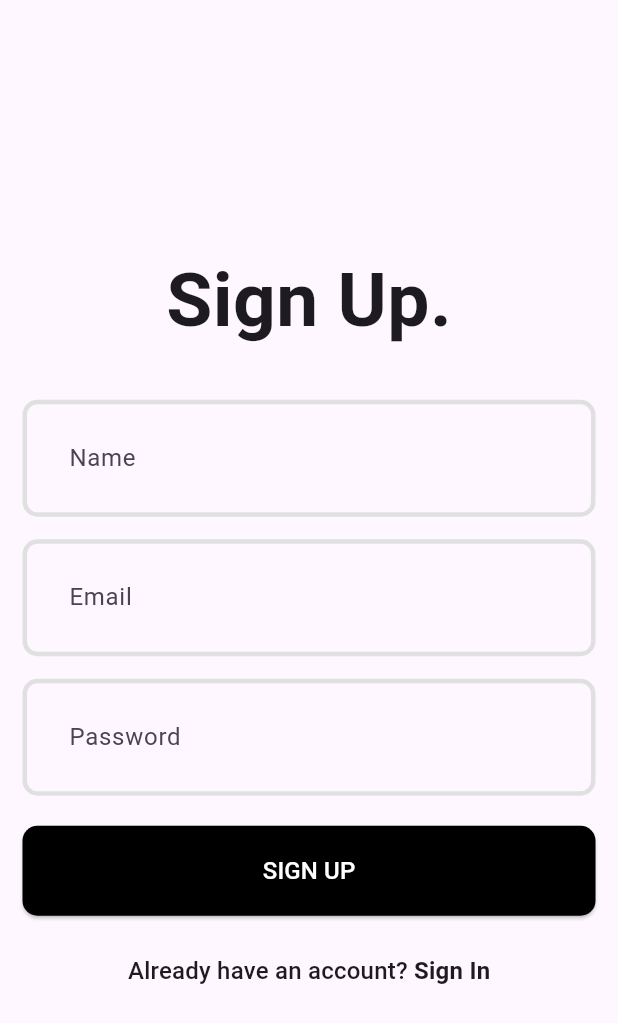
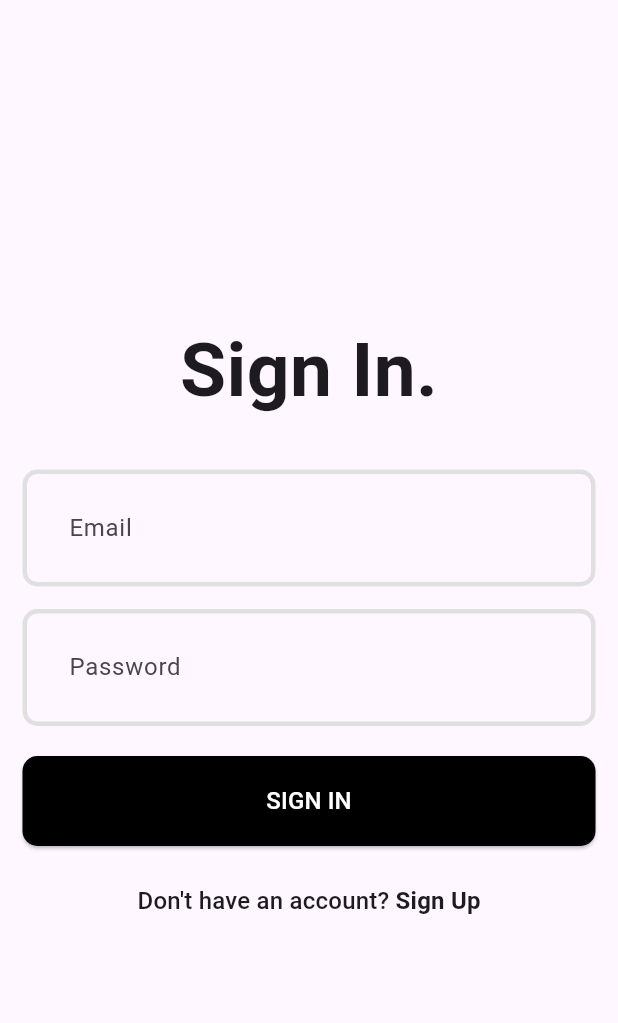
Before and after one commit to Azamat-JS/Flutter-task-manager, a Flutter app: the screen it shows after launch, on a phone screen of 412 x 824 dp. Shown: the top 1023 px of the screen. Run offline on Flutter 3.47's test engine with Material 3 defaults, Android fonts, the phone set to English and light mode, and no system bars.

Commit message:
created login screen

```diff
--- /dev/null
+++ b/frontend/lib/features/auth/pages/login_page.dart
@@ -0,0 +1,96 @@
+import 'package:flutter/material.dart';
+
+class LoginPage extends StatefulWidget {
+  const LoginPage({super.key});
+
+  @override
+  State<LoginPage> createState() => _LoginPageState();
+}
+
+class _LoginPageState extends State<LoginPage> {
+  final emailController = TextEditingController();
+  final passwordController = TextEditingController();
+  final formKey = GlobalKey<FormState>();
+
+  @override
+  void dispose() {
+    emailController.dispose();
+    passwordController.dispose();
+    formKey.currentState!.validate();
+    super.dispose();
+  }
+
+  void loginUser() {
+    if (formKey.currentState!.validate()) {
+      //
+    }
+  }
+
+  @override
+  Widget build(BuildContext context) {
+    return Scaffold(
+      body: Padding(
+        padding: const EdgeInsets.all(15.0),
+        child: Form(
+          key: formKey,
+          child: Column(
+            mainAxisAlignment: MainAxisAlignment.center,
+            children: [
+              const Text(
+                "Sign In.",
+                style: TextStyle(fontSize: 50, fontWeight: FontWeight.bold),
+              ),
+              SizedBox(height: 30),
+              TextFormField(
+                validator: (value) {
+                  if (value == null ||
+                      value.trim().isEmpty ||
+                      !value.trim().contains("@")) {
+                    return "Email field is invalid";
+                  }
+                  return null;
+                },
+                controller: emailController,
+                decoration: const InputDecoration(hintText: "Email"),
+              ),
+              SizedBox(height: 15),
+              TextFormField(
+                validator: (value) {
+                  if (value == null ||
+                      value.trim().isEmpty ||
+                      value.trim().length <= 6) {
+                    return "Password field is invalid";
+                  }
+                  return null;
+                },
+                controller: passwordController,
+                decoration: const InputDecoration(hintText: "Password"),
+              ),
+              SizedBox(height: 20),
+              ElevatedButton(
+                onPressed: loginUser,
+                child: const Text(
+                  'SIGN IN',
+                  style: TextStyle(color: Colors.white, fontSize: 16),
+                ),
+              ),
+              const SizedBox(height: 25),
+              RichText(
+                text: TextSpan(
+                  text: "Don't have an account? ",
+                  style: Theme.of(context).textTheme.titleMedium,
+                  children: [
+                    TextSpan(
+                      text: 'Sign Up',
+                      style: TextStyle(fontWeight: FontWeight.bold),
+                    ),
+                  ],
+                ),
+              ),
+            ],
+          ),
+        ),
+      ),
+    );
+  }
+}
--- a/frontend/lib/main.dart
+++ b/frontend/lib/main.dart
@@ -1,4 +1,5 @@
 import 'package:flutter/material.dart';
+import 'package:frontend/features/auth/pages/login_page.dart';
 import 'package:frontend/features/auth/pages/signup_page.dart';
 
 void main() {
@@ -46,7 +47,7 @@ class MyApp extends StatelessWidget {
           ),
         ),
       ),
-      home: SignupPage(),
+      home: LoginPage(),
     );
   }
 }
```
